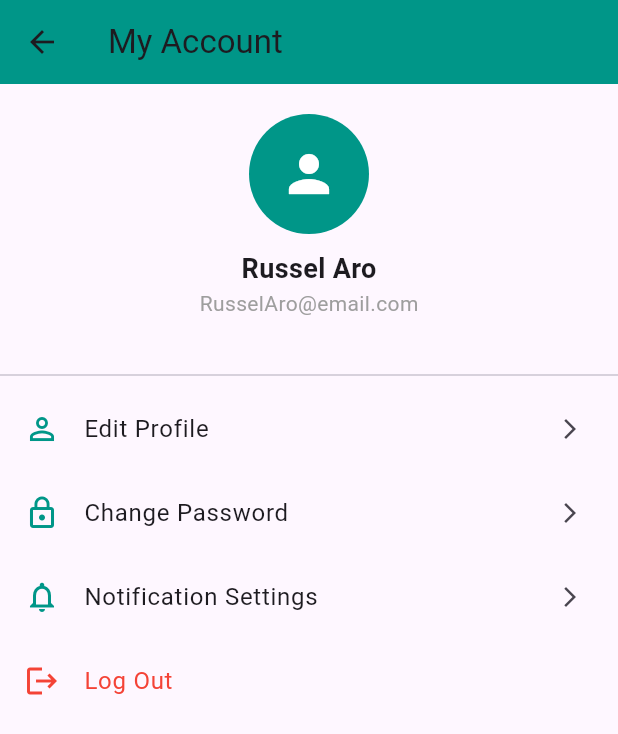
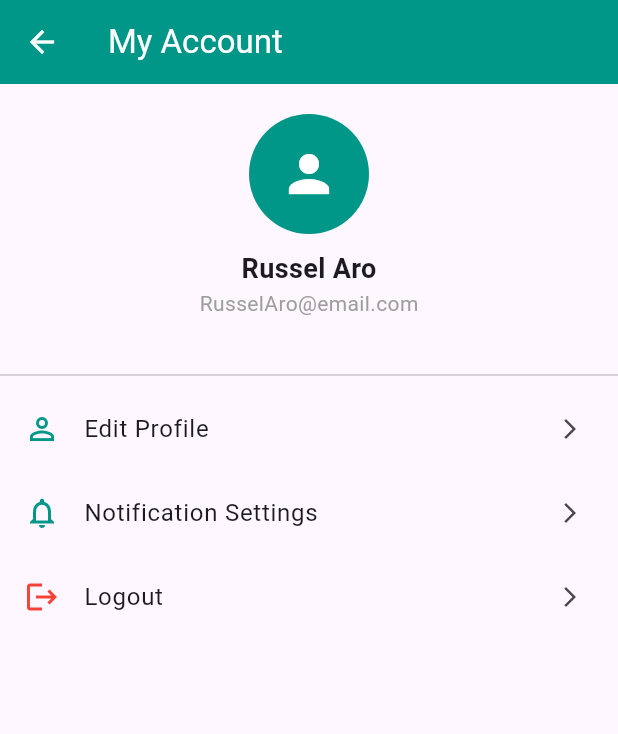
Before and after one commit to kilewin021105/PET-PAL, a Flutter app: the MainScreen screen opened directly, after a tap on the "person" icon, on a phone screen of 412 x 824 dp. Shown: the top 734 px of the screen. Run offline on Flutter 3.47's test engine with Material 3 defaults, Android fonts, the light colour scheme and no system bars; our stand-ins replace supabase_flutter; accounts and stored records are empty.

Commit message:
Arwinkile Hongoy

```diff
--- a/lib/screens/dashboard.dart
+++ b/lib/screens/dashboard.dart
@@ -71,12 +71,16 @@ class _DashboardPageState extends State<DashboardPage> {
       appBar: AppBar(
         title: const Text('Dashboard'),
         elevation: 0,
-        backgroundColor: Colors.white,
-        foregroundColor: Colors.black,
+        // Use theme colors for AppBar
+        backgroundColor: Theme.of(context).appBarTheme.backgroundColor,
+        foregroundColor: Theme.of(context).appBarTheme.foregroundColor,
         actions: [
           IconButton(
             //Remnder icon button
-            icon: const Icon(Icons.notifications_none, color: Colors.teal),
+            icon: const Icon(
+              Icons.notifications_none,
+              color: Color.fromARGB(255, 218, 226, 226),
+            ),
             tooltip: "Reminders",
             onPressed: () {
               Navigator.push(
@@ -104,7 +108,7 @@ class _DashboardPageState extends State<DashboardPage> {
           ),
         ],
       ),
-      backgroundColor: const Color(0xFFF7F8FA),
+      backgroundColor: Theme.of(context).scaffoldBackgroundColor,
       body: SingleChildScrollView(
         padding: const EdgeInsets.symmetric(horizontal: 20, vertical: 10),
         child: Column(
@@ -163,8 +167,9 @@ class _DashboardPageState extends State<DashboardPage> {
                         margin: const EdgeInsets.only(bottom: 16),
                         padding: const EdgeInsets.all(16),
                         decoration: BoxDecoration(
-                          color: Colors.white,
+                          color: Theme.of(context).cardColor,
                           borderRadius: BorderRadius.circular(18),
+                          border: Border.all(color: Colors.white, width: 2),
                           boxShadow: [
                             BoxShadow(
                               color: Colors.black12,
@@ -191,16 +196,30 @@ class _DashboardPageState extends State<DashboardPage> {
                                 children: [
                                   Text(
                                     pet['name'] ?? '',
-                                    style: const TextStyle(
+                                    style: TextStyle(
                                       fontWeight: FontWeight.bold,
                                       fontSize: 16,
+                                      color:
+                                          Theme.of(context).brightness ==
+                                              Brightness.dark
+                                          ? Colors.white
+                                          : Colors.black,
                                     ),
                                   ),
                                   const SizedBox(height: 2),
                                   Text(
                                     "${pet['type']} • ${pet['age']} years old",
-                                    style: const TextStyle(
-                                      color: Colors.grey,
+                                    style: TextStyle(
+                                      fontWeight:
+                                          Theme.of(context).brightness ==
+                                              Brightness.dark
+                                          ? FontWeight.bold
+                                          : FontWeight.normal,
+                                      color:
+                                          Theme.of(context).brightness ==
+                                              Brightness.dark
+                                          ? Colors.white70
+                                          : Colors.grey,
                                       fontSize: 13,
                                     ),
                                   ),
@@ -346,16 +365,6 @@ class AccountPage extends StatelessWidget {
             },
           ),
           ListTile(
-            leading: const Icon(Icons.lock_outline, color: Colors.teal),
-            title: const Text("Change Password"),
-            trailing: const Icon(Icons.arrow_forward_ios, size: 16),
-            onTap: () {
-              ScaffoldMessenger.of(context).showSnackBar(
-                const SnackBar(content: Text("Change Password tapped")),
-              );
-            },
-          ),
-          ListTile(
             leading: const Icon(
               Icons.notifications_outlined,
               color: Colors.teal,
@@ -370,18 +379,12 @@ class AccountPage extends StatelessWidget {
           ),
           ListTile(
             leading: const Icon(Icons.logout, color: Colors.red),
-            title: const Text("Log Out", style: TextStyle(color: Colors.red)),
-            onTap: () async {
-              // 1. Log out from Supabase
-              await Supabase.instance.client.auth.signOut();
-
-              // 2. Show confirmation
+            title: const Text("Logout"),
+            trailing: const Icon(Icons.arrow_forward_ios, size: 16),
+            onTap: () {
               ScaffoldMessenger.of(
                 context,
-              ).showSnackBar(const SnackBar(content: Text("Logged out")));
-
-              // 3. Navigate back to login page
-              Navigator.pushReplacementNamed(context, '/login');
+              ).showSnackBar(const SnackBar(content: Text("Logout tapped")));
             },
           ),
         ],
@@ -443,11 +446,13 @@ class ReminderCard extends StatelessWidget {
 
   @override
   Widget build(BuildContext context) {
+    final isDark = Theme.of(context).brightness == Brightness.dark;
     return Container(
       padding: const EdgeInsets.all(14),
       decoration: BoxDecoration(
-        color: Colors.white,
+        color: Theme.of(context).cardColor,
         borderRadius: BorderRadius.circular(14),
+        border: Border.all(color: Colors.white, width: 2),
         boxShadow: [
           BoxShadow(color: Colors.black12, blurRadius: 6, offset: Offset(0, 2)),
         ],
@@ -455,8 +460,8 @@ class ReminderCard extends StatelessWidget {
       child: Row(
         children: [
           CircleAvatar(
-            backgroundColor: Colors.grey[100],
-            child: Icon(icon, color: Colors.teal),
+            backgroundColor: Colors.teal,
+            child: Icon(icon, color: Colors.white),
           ),
           const SizedBox(width: 14),
           Expanded(
@@ -465,15 +470,20 @@ class ReminderCard extends StatelessWidget {
               children: [
                 Text(
                   title,
-                  style: const TextStyle(
+                  style: TextStyle(
                     fontWeight: FontWeight.bold,
                     fontSize: 15,
+                    color: isDark ? Colors.white : Colors.black,
                   ),
                 ),
                 const SizedBox(height: 2),
                 Text(
                   subtitle,
-                  style: const TextStyle(color: Colors.grey, fontSize: 13),
+                  style: TextStyle(
+                    color: isDark ? Colors.white70 : Colors.grey,
+                    fontWeight: isDark ? FontWeight.bold : FontWeight.normal,
+                    fontSize: 13,
+                  ),
                 ),
               ],
             ),
```
Also changed, not shown: lib/main.dart (+38 -7 lines), lib/screens/nearby.dart (+29 -8 lines), lib/screens/settings.dart (+32 -7 lines).
